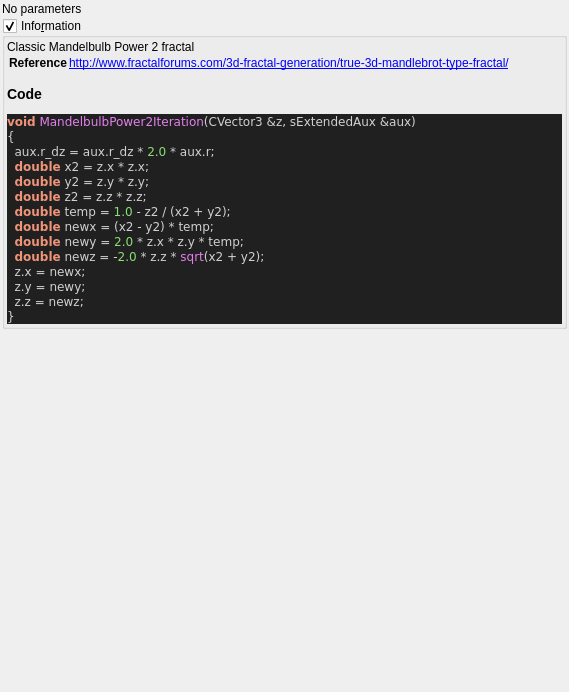
Above: mandelbulber2/qt_data/fractal_mandelbulb_power_2.ui from buddhi1980/mandelbulber2 before the change. Below: the same form after it.
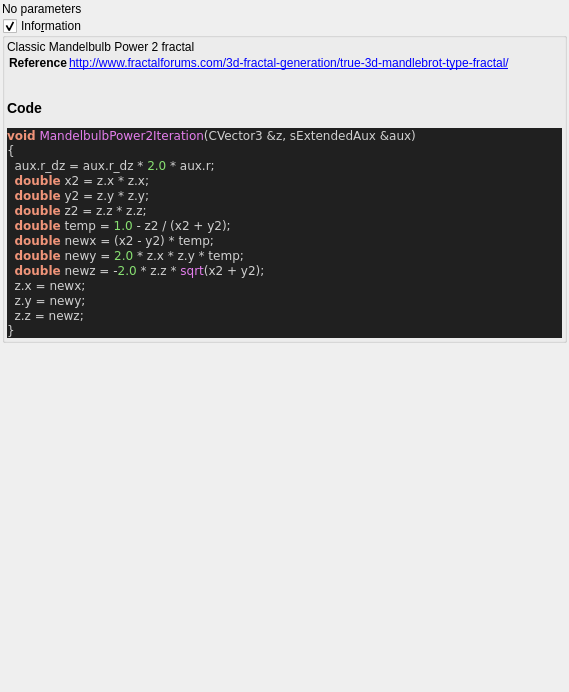
That is the form after the change. Custom widgets are drawn as their Qt base class.

Commit message:
stripped code highlight output to body tag
 the surrounding part (HTML Tag and comment) contained version specific parts.
 Now only the body tag will be written to the ui file,
 so the complete output of populateUiInformation.php should be reproducable.

 Also readded broken symlinks in deploy/share/mandelbulber2

What changed in the file:
```diff
--- a/mandelbulber2/qt_data/fractal_mandelbulb_power_2.ui
+++ b/mandelbulber2/qt_data/fractal_mandelbulb_power_2.ui
@@ -67,17 +67,12 @@
        <widget class="QLabel" name="label_code_content">
         <property name="text">
          <string>&lt;p&gt;Classic Mandelbulb Power 2 fractal&lt;/p&gt;&lt;table&gt;
-&lt;tr&gt;&lt;th&gt;Reference&lt;/th&gt;&lt;td&gt;&lt;a href=&quot;http://www.fractalforums.com/3d-fractal-generation/true-3d-mandlebrot-type-fractal/&quot;&gt;http://www.fractalforums.com/3d-fractal-generation/true-3d-mandlebrot-type-fractal/&lt;/a&gt;&lt;/td&gt;&lt;/tr&gt;
+&lt;tr&gt;&lt;th&gt;Reference&lt;/th&gt;&lt;td&gt;&lt;a href=&quot;http://www.fractalforums.com/3d-fractal-generation/true-3d-mandlebrot-type-fractal/&quot;&gt;http://www.fractalforums.com/3d-fractal-generation/true-3d-mandlebrot-type-fractal/&lt;br&gt;
+&lt;/td&gt;&lt;/tr&gt;
 &lt;/table&gt;
 &lt;h3&gt;Code&lt;/h3&gt;
-&lt;!DOCTYPE HTML PUBLIC &quot;-//W3C//DTD HTML 4.0 Transitional//EN&quot;&gt;
-&lt;html&gt;
-&lt;head&gt;
-&lt;meta http-equiv=&quot;content-type&quot; content=&quot;text/html; charset=ISO-8859-1&quot;&gt;
-&lt;title&gt;Source file&lt;/title&gt;
-&lt;/head&gt;
 &lt;body style=&quot;background-color:#202020&quot;&gt;
-&lt;pre style=&quot;color:#d0d0d0; background-color:#202020;  font-family:'Courier New';&quot;&gt;&lt;span style=&quot;color:#f09479; font-weight:bold&quot;&gt;void&lt;/span&gt; &lt;span style=&quot;color:#e47eed&quot;&gt;MandelbulbPower2Iteration&lt;/span&gt;&lt;span style=&quot;color:#d0d0d0&quot;&gt;(&lt;/span&gt;CVector3 &lt;span style=&quot;color:#d0d0d0&quot;&gt;&amp;amp;&lt;/span&gt;z&lt;span style=&quot;color:#d0d0d0&quot;&gt;,&lt;/span&gt; sExtendedAux &lt;span style=&quot;color:#d0d0d0&quot;&gt;&amp;amp;&lt;/span&gt;aux&lt;span style=&quot;color:#d0d0d0&quot;&gt;)&lt;/span&gt;
+&lt;pre style=&quot;color:#d0d0d0; background-color:#202020;  font-family:'Courier New',monospace;&quot;&gt;&lt;span style=&quot;color:#f09479; font-weight:bold&quot;&gt;void&lt;/span&gt; &lt;span style=&quot;color:#e47eed&quot;&gt;MandelbulbPower2Iteration&lt;/span&gt;&lt;span style=&quot;color:#d0d0d0&quot;&gt;(&lt;/span&gt;CVector3 &lt;span style=&quot;color:#d0d0d0&quot;&gt;&amp;amp;&lt;/span&gt;z&lt;span style=&quot;color:#d0d0d0&quot;&gt;,&lt;/span&gt; sExtendedAux &lt;span style=&quot;color:#d0d0d0&quot;&gt;&amp;amp;&lt;/span&gt;aux&lt;span style=&quot;color:#d0d0d0&quot;&gt;)&lt;/span&gt;
 &lt;span style=&quot;color:#d0d0d0&quot;&gt;{&lt;/span&gt;
   aux&lt;span style=&quot;color:#d0d0d0&quot;&gt;.&lt;/span&gt;r_dz &lt;span style=&quot;color:#d0d0d0&quot;&gt;=&lt;/span&gt; aux&lt;span style=&quot;color:#d0d0d0&quot;&gt;.&lt;/span&gt;r_dz &lt;span style=&quot;color:#d0d0d0&quot;&gt;*&lt;/span&gt; &lt;span style=&quot;color:#87df71&quot;&gt;2.0&lt;/span&gt; &lt;span style=&quot;color:#d0d0d0&quot;&gt;*&lt;/span&gt; aux&lt;span style=&quot;color:#d0d0d0&quot;&gt;.&lt;/span&gt;r&lt;span style=&quot;color:#d0d0d0&quot;&gt;;&lt;/span&gt;
   &lt;span style=&quot;color:#f09479; font-weight:bold&quot;&gt;double&lt;/span&gt; x2 &lt;span style=&quot;color:#d0d0d0&quot;&gt;=&lt;/span&gt; z&lt;span style=&quot;color:#d0d0d0&quot;&gt;.&lt;/span&gt;x &lt;span style=&quot;color:#d0d0d0&quot;&gt;*&lt;/span&gt; z&lt;span style=&quot;color:#d0d0d0&quot;&gt;.&lt;/span&gt;x&lt;span style=&quot;color:#d0d0d0&quot;&gt;;&lt;/span&gt;
@@ -92,10 +87,7 @@
   z&lt;span style=&quot;color:#d0d0d0&quot;&gt;.&lt;/span&gt;z &lt;span style=&quot;color:#d0d0d0&quot;&gt;=&lt;/span&gt; newz&lt;span style=&quot;color:#d0d0d0&quot;&gt;;&lt;/span&gt;
 &lt;span style=&quot;color:#d0d0d0&quot;&gt;}&lt;/span&gt;
 &lt;/pre&gt;
-&lt;/body&gt;
-&lt;/html&gt;
-&lt;!--HTML generated by highlight 3.9, http://www.andre-simon.de/--&gt;
-</string>
+&lt;/body&gt;</string>
         </property>
         <property name="wordWrap">
          <bool>true</bool>
```
The commit also changes 109 other files.
